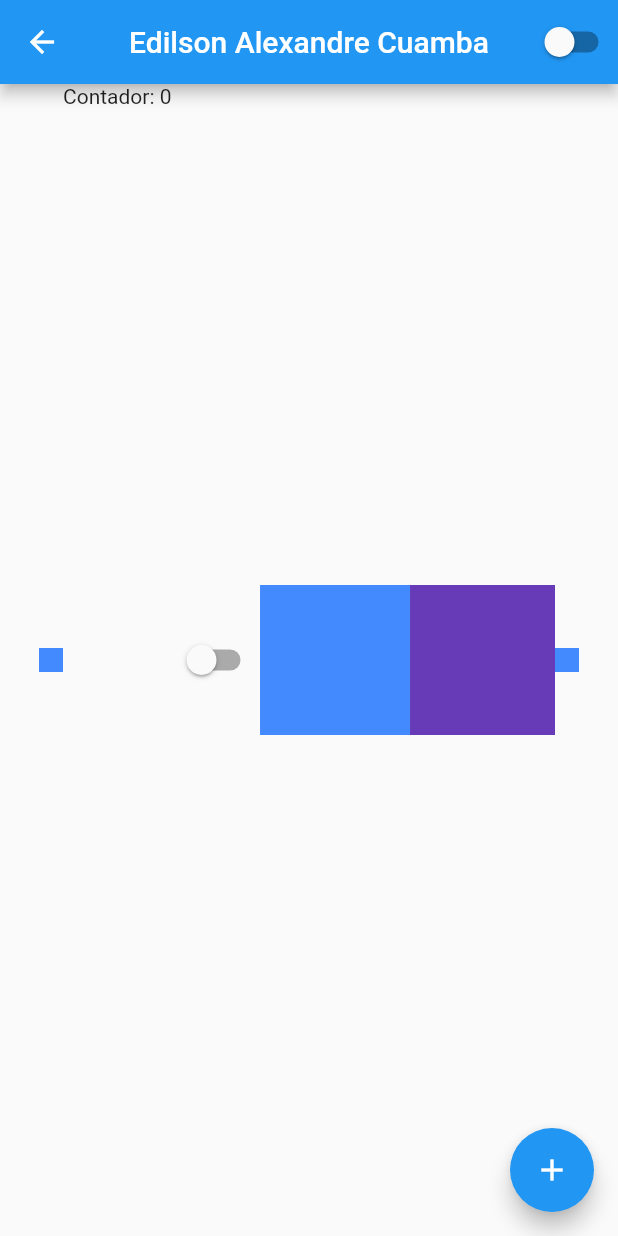
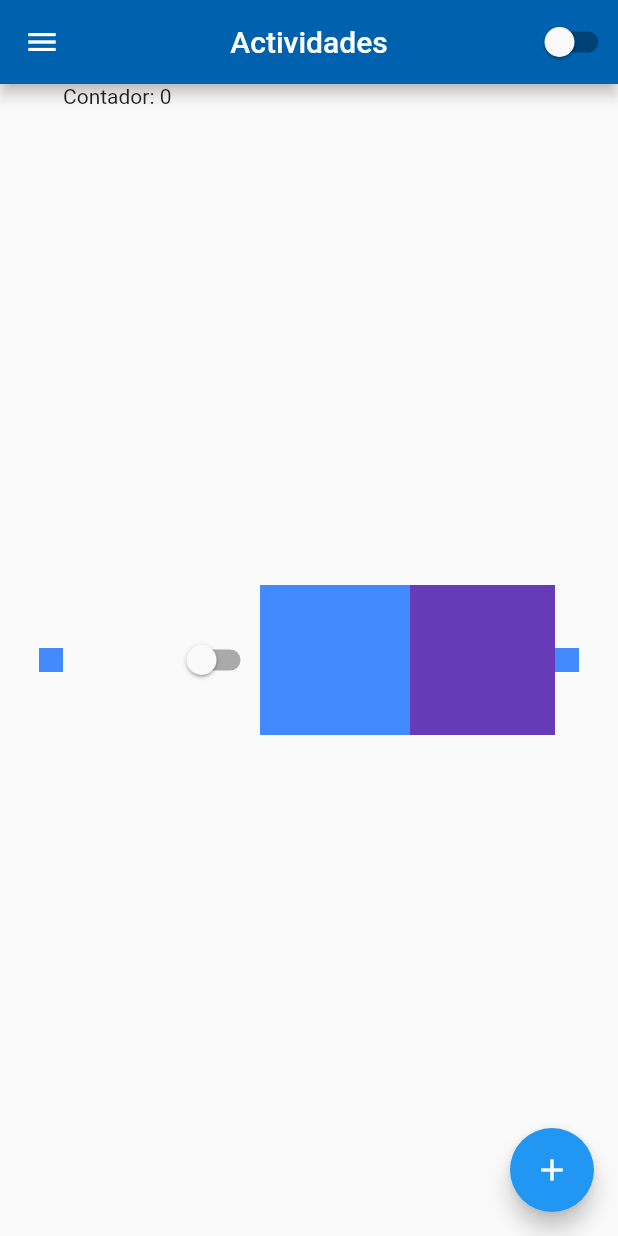
Before and after one commit to EACUAMBA/curso-de-flutter-by-flutterando, a Flutter app: the HomePage screen opened by its route, on a phone screen of 412 x 824 dp. Run offline on Flutter 3.47's test engine with Material 2 defaults, Android fonts, the phone set to English and light mode, and no system bars; our stand-ins replace flutter_svg.

Commit message:
24. Drawer: Com este widget podemos criar uma barra acessivel para o usuario, com o menu hamburger. Lá podemos colocar informaçoes do usúario usando outros widgets como  UserAccountDrwerHeader, ListTile e outros.

```diff
--- a/lib/home_page.dart
+++ b/lib/home_page.dart
@@ -20,9 +20,38 @@ class HomePageState extends State<HomePage> {
     return Container(
       //O scaffold é um widget que tem uma aparencia bonita. ele e o Material funcionam do mesmo jeito, a diferença é que o Scaffold já é completo.
       child: Scaffold(
+        drawer: Drawer(
+          child: Column(
+            children: [
+              UserAccountsDrawerHeader(
+                accountName:Text("Edilson Alexandre Cuamba") ,
+                accountEmail: Text("Engenheiro de Software"),
+                currentAccountPicture: Image.network('https://media-exp1.licdn.com/dms/image/C4D03AQHorgygUskcSQ/profile-displayphoto-shrink_200_200/0/1625686861244?e=1648684800&v=beta&t=JgCay-z5oVKWVhTwvcyDWIupK5r9RzhL56jgn9UYofs'),
+              ),
+              const ListTile(
+                leading: Icon(Icons.email_outlined),
+                title: Text("Mensagens"),
+                subtitle: Text("Veja a sua lista de mensagens"),
+                trailing:  Icon(Icons.arrow_drop_down),
+              ),
+              const ListTile(
+                leading: Icon(Icons.email_outlined),
+                title: Text("Nova mensagem.."),
+                subtitle: Text("Envie uma mensagem para um novo contacto."),
+              ),
+              const ListTile(
+                leading: Icon(Icons.work_outline_outlined),
+                title: Text("Tarefas"),
+                subtitle: Text("Veja as tarefas que deve realizar."),
+              )
+
+            ],
+          ),
+        ),
         appBar: AppBar(
+        backgroundColor: Color.fromRGBO(0, 98, 175, 1),
           centerTitle: true,
-          title: const Text("Edilson Alexandre Cuamba"),
+          title: const Text("Actividades"),
           actions: [DarkThemeSwitch()],
         ),
         body: SizedBox(
```
